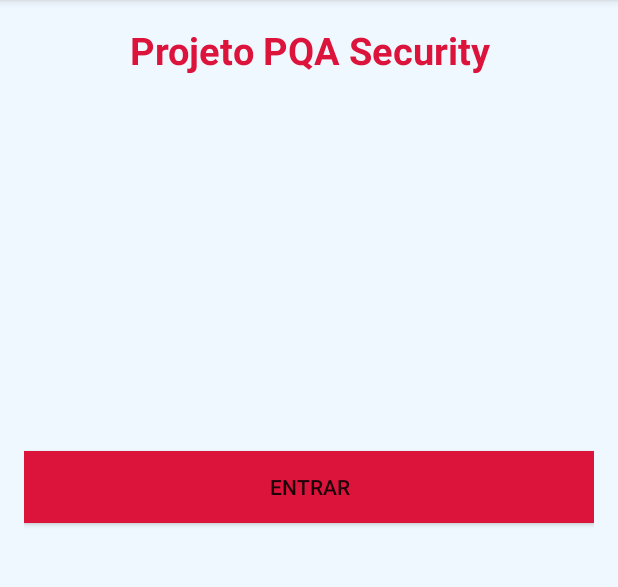
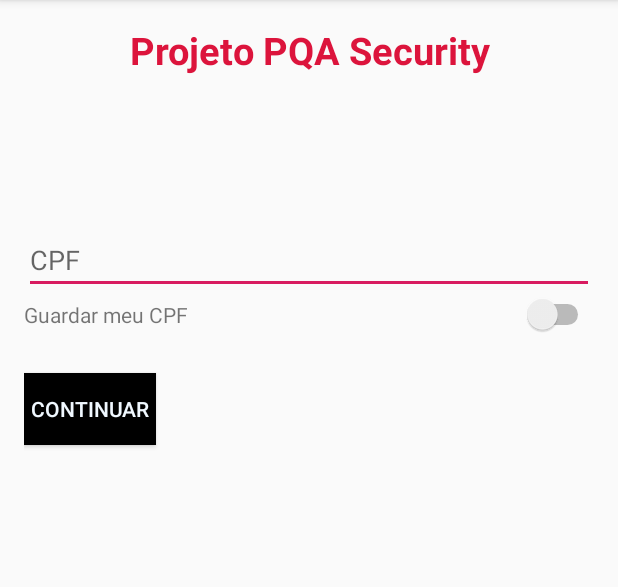
Before and after one commit to lucaalexandre/AppPQASecurity-Versao1, an Android app: the screen it shows after launch (MainActivity), on a phone screen of 412 x 824 dp, the part 84-671 px from its top. Run offline under Robolectric (Android 15) with nearby library versions, the phone set to English and light mode, and no system bars.

Commit message:
Atualizacao com botoes e com HUD

```diff
--- a/app/build.gradle
+++ b/app/build.gradle
@@ -24,7 +24,7 @@ android {
 
 dependencies {
     implementation fileTree(dir: 'libs', include: ['*.jar'])
-    implementation"org.jetbrains.kotlin:kotlin-stdlib-jdk7:$kotlin_version"
+    implementation "org.jetbrains.kotlin:kotlin-stdlib-jdk7:$kotlin_version"
     implementation 'com.android.support:appcompat-v7:28.0.0'
     implementation 'com.android.support.constraint:constraint-layout:1.1.3'
     testImplementation 'junit:junit:4.12'
--- a/app/src/main/java/com/example/apppqasecurity/MainActivity.kt
+++ b/app/src/main/java/com/example/apppqasecurity/MainActivity.kt
@@ -16,7 +16,7 @@ class MainActivity : AppCompatActivity() {
         setContentView(R.layout.activity_main)
 
         btn_popup.setOnClickListener{
-            val dialogoView = LayoutInflater.from(this).inflate(R.layout.dialogo, null);
+            val dialogoView = LayoutInflater.from(this).inflate(R.layout.activity_dialogo, null);
 
             val builder = AlertDialog.Builder(this)
                 .setView(dialogoView)
@@ -28,5 +28,7 @@ class MainActivity : AppCompatActivity() {
 
         }
 
+
+
     }
 }
--- a/app/src/main/res/layout/activity_main.xml
+++ b/app/src/main/res/layout/activity_main.xml
@@ -7,9 +7,7 @@
         android:layout_height="match_parent"
         tools:context=".MainActivity"
         android:orientation="vertical"
-        android:padding="16dp"
-        android:background="@color/colorPrimary"
->
+        android:padding="16dp">
 
     <TextView android:layout_width="match_parent"
               android:layout_height="wrap_content"
@@ -20,14 +18,30 @@
               android:textStyle="bold"
               android:textColor="@color/colorPrimaryDark"/>
 
+    <EditText android:layout_width="match_parent"
+              android:layout_height="wrap_content"
+              android:hint="CPF"
+              android:layout_marginTop="100dp"/>
+
+    <LinearLayout android:layout_width="match_parent"
+                  android:layout_height="wrap_content"
+                    android:orientation="horizontal">
+    <TextView android:layout_width="wrap_content"
+              android:layout_height="wrap_content"
+                android:text="Guardar meu CPF"/>
+
+        <Switch android:layout_width="match_parent"
+                android:layout_height="wrap_content"/>
+     </LinearLayout>
 
     <Button
-            android:text="Entrar"
-            android:layout_width="match_parent"
+            android:text="Continuar"
+            android:layout_width="wrap_content"
             android:layout_height="wrap_content"
             android:id="@+id/btn_popup"
-            android:layout_marginTop="250dp"
-            android:background="@color/colorPrimaryDark"/>
+            android:layout_marginTop="25dp"
+            android:background="@color/botao"
+            android:textColor="@color/colorPrimary"/>
 
 
 
--- a/app/src/main/res/values/colors.xml
+++ b/app/src/main/res/values/colors.xml
@@ -5,4 +5,6 @@
     <color name="colorAccent">#D81B60</color>
     <color name="errorText">#ff7878</color>
     <color name="successText">#aaff00</color>
+    <color name="botao">#000000</color>
+
 </resources>
```
Also changed, not shown: app/src/main/AndroidManifest.xml (+5 -2 lines), app/src/main/java/com/example/apppqasecurity/dialogo.kt (added, +25 -0 lines), app/src/main/res/layout/activity_dialogo.xml (added, +28 -0 lines), app/src/main/res/layout/dialogo.xml (deleted, +0 -16 lines), app/src/main/Fingerprint-web.png (added), app/src/main/res/mipmap-hdpi/fingerprint.png (added), app/src/main/res/mipmap-mdpi/fingerprint.png (added), app/src/main/res/mipmap-xhdpi/fingerprint.png (added), app/src/main/res/mipmap-xxhdpi/fingerprint.png (added), app/src/main/res/mipmap-xxxhdpi/fingerprint.png (added).
